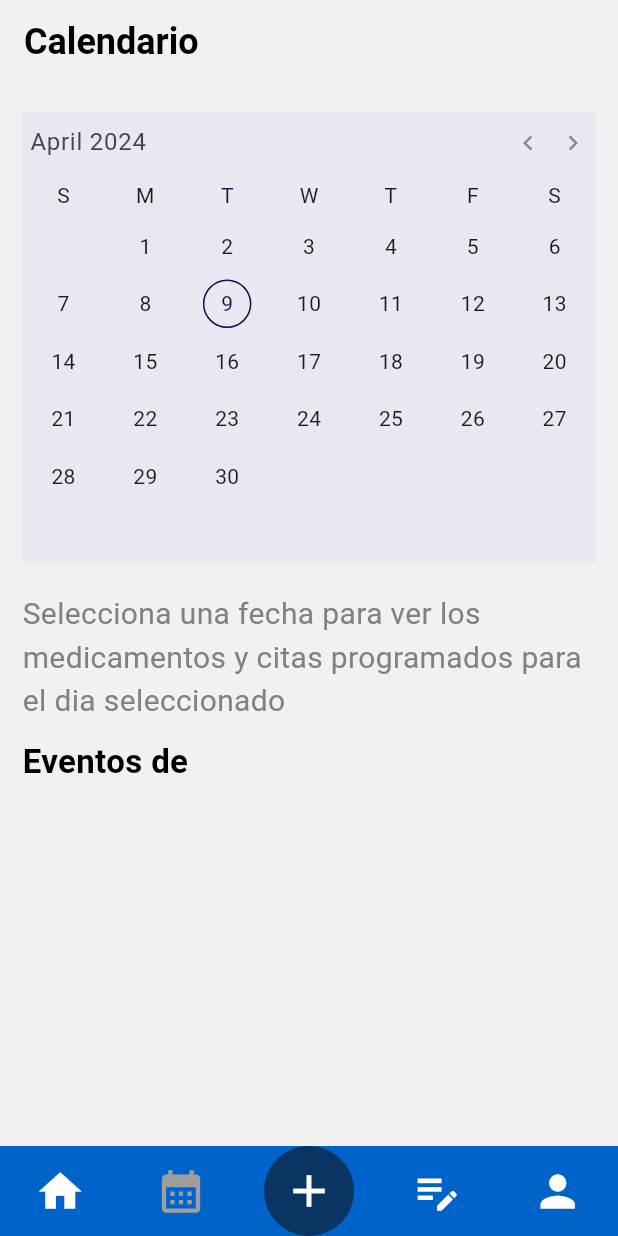
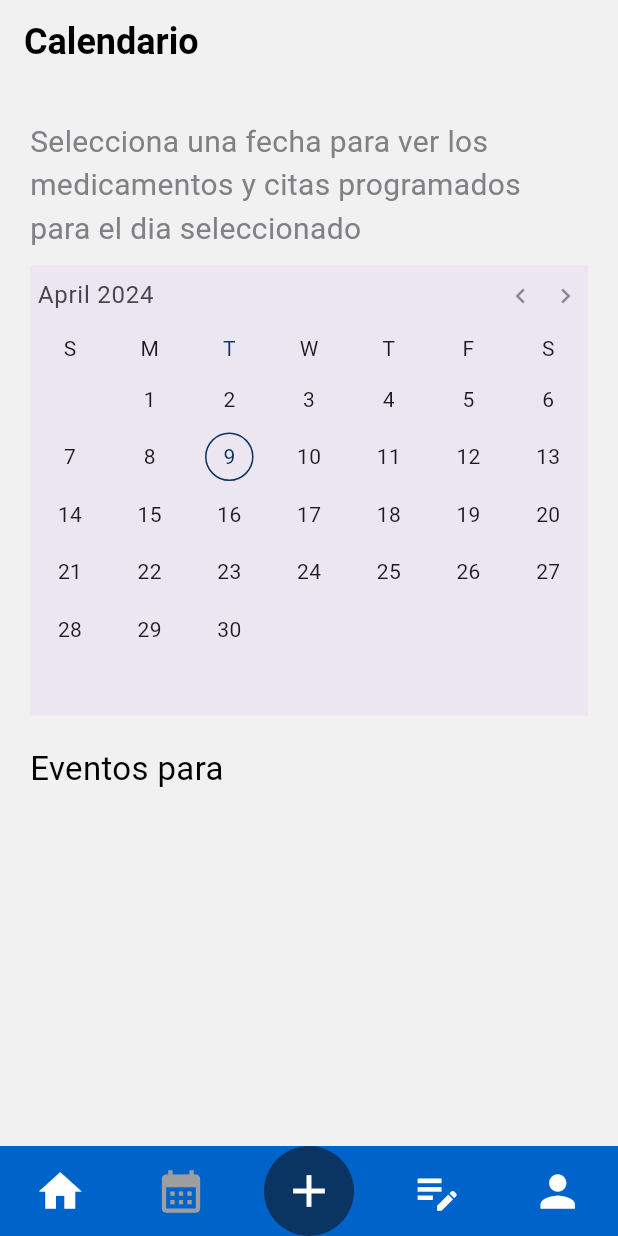
Before and after one commit to MonItzel/App_Medicamentos, a Flutter app: the CalendarPage screen opened directly, on a phone screen of 412 x 824 dp. Run offline on Flutter 3.47's test engine with Material 3 defaults, Android fonts, the phone set to English and light mode, and no system bars; drawn by our look-alikes of syncfusion_flutter_datepicker; our stand-ins replace dropdown_textfield, flutter_holo_date_picker, flutter_local_notifications, mask_text_input_formatter, page_transition, sqflite; missing offline and left inert: flutter_alarm_clock; accounts and stored records are empty.

Commit message:
Restructuracion de diseno de pagina de Calendario y ajuste de estilos a cards de citas medicas

```diff
--- a/lib/pages/calendar/calendar.dart
+++ b/lib/pages/calendar/calendar.dart
@@ -43,13 +43,23 @@ class _CalendarPage extends State<CalendarPage> {
           elevation: 0,
         ),
       ),
-      body: Padding(
-        padding: const EdgeInsets.all(15.0),
+      body: SingleChildScrollView(
+        child:Padding(
+          padding: const EdgeInsets.all(20),
+            child: Column(
+              mainAxisAlignment: MainAxisAlignment.start,
+              crossAxisAlignment: CrossAxisAlignment.start,
+              children: <Widget>[
+                const SizedBox(
+                  child: Padding(
+                    padding: EdgeInsets.only(bottom: 10),
+                    child: Text(
+                      'Selecciona una fecha para ver los medicamentos y citas programados para el dia seleccionado',
+                      style: AppStyles.texto3,
+                    ),
+                  ),
+                ),
 
-        child: Container(
-          height: calendarPageCards.length * 120 + 550, // Establece la altura del Container a 200 píxeles
-          child: ListView(
-            children: <Widget>[
                 SfDateRangePicker(
                   initialDisplayDate: widget.initialDate.year == DateTime.now().year &&
                       widget.initialDate.month == DateTime.now().month &&
@@ -66,30 +76,27 @@ class _CalendarPage extends State<CalendarPage> {
                     dateTime = args.value;
                     CreateCards(context, args.value.toString());
                   },
-                todayHighlightColor: Color(0xFF09184D),
-                selectionColor: Color(0xFF09184D),
+                  todayHighlightColor: AppStyles.secondaryBlue,
+                  selectionColor: AppStyles.primaryBlue,
                 ),
                 const SizedBox(height: 20.0,),
+
                 const SizedBox(
                   child: Padding(
                     padding: EdgeInsets.only(bottom: 10),
                     child: Text(
-                    'Selecciona una fecha para ver los medicamentos y citas programados para el dia seleccionado',
-                    style: AppStyles.texto3,
+                      'Eventos para',
+                      style: AppStyles.texto1,
                     ),
                   ),
                 ),
-              const Text(
-                'Eventos de ',
-                style: AppStyles.encabezado2,
-              )
               ]
                   // Se genera el calendario y debajo de él las cartas.
                     + calendarPageCards
-            ,
             ),
         ),
       ),
+
       bottomNavigationBar: Container(
         child: CustomNavigationBar(
           currentIndex: _currentIndex,
@@ -301,32 +308,39 @@ class _CalendarPage extends State<CalendarPage> {
 
           calendarPageCards.add(Card(
             color: color,
-            elevation: 3, // Elevación para dar profundidad al card
-            margin: EdgeInsets.all(16), // Margen alrededor del card
+            elevation: 3,
+            margin: EdgeInsets.fromLTRB(16, 8, 16, 8),
             shape: RoundedRectangleBorder(
-              borderRadius: BorderRadius.circular(
-                  15), // Borde redondeado con radio de 15
+              borderRadius: BorderRadius.circular(16), // Borde redondeado con radio de 15
             ),
+            child: Padding(
+              padding: EdgeInsets.fromLTRB(16, 10, 16, 10),
               child: ListTile(
-              leading: Icon(Icons.medical_services, size: 40),
+                leading: Icon(Icons.medical_services, size: 44),
                 // Icono de medicina a la izquierda
                 title: Text(
                   //citas[i]['motivo'].toString(),
                   'Cita Médica',
                   //Titulo
-                style: TextStyle(fontWeight: FontWeight.bold),
+                  style: AppStyles.tituloCard,
                 ),
                 subtitle: Column(
                   crossAxisAlignment: CrossAxisAlignment.start,
                   children: [
-                  Text('Hora: ' + citas[i]['fecha_hora'].toString().split(" ")[1].split(".")[0]),
-                  Text("Ubicacion: " + citas[i]['ubicacion'].toString()),
+                    Text(
+                        citas[i]['ubicacion'].toString(),
+                        style: AppStyles.dosisCard,
+                    ),
+                    Text(
+                      citas[i]['telefono_medico'].toString().split(" ")[0], //Fecha de inicio
+                      style: AppStyles.dosisCard,
+                    ),
                   ],
                 ),
                 trailing: Text(
-                "Telefono: " +
-                    citas[i]['telefono_medico'].toString().split(" ")[0], //Fecha de inicio
-                style: TextStyle(fontWeight: FontWeight.bold),
+                  citas[i]['fecha_hora'].toString().split(" ")[1].split(".")[0],
+                  style: AppStyles.dosisCard,
+                ),
               ),
             ),
           )
```
Lines whose indentation alone changed are shown as unchanged.
